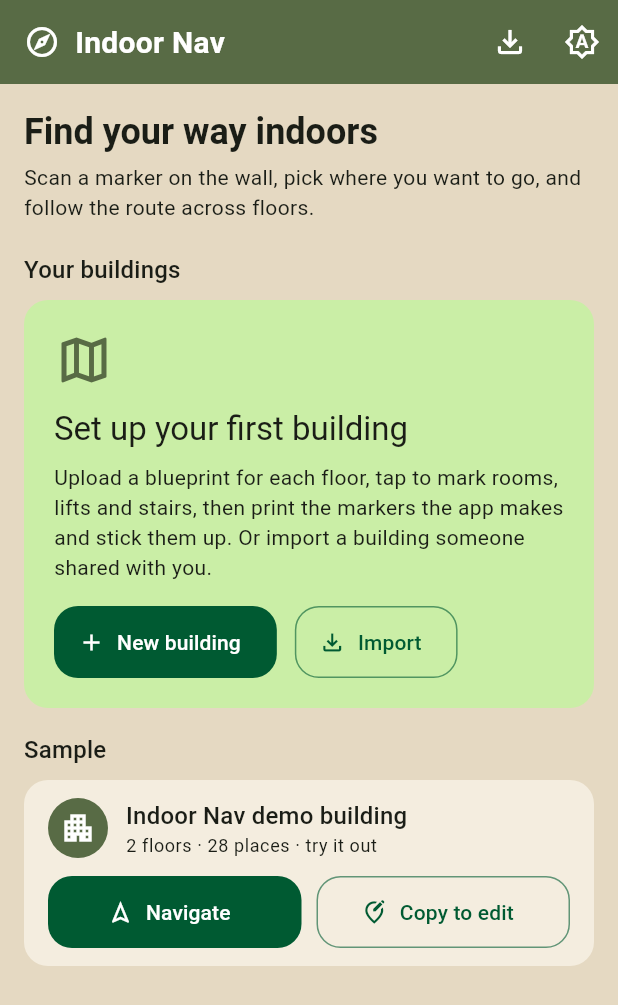
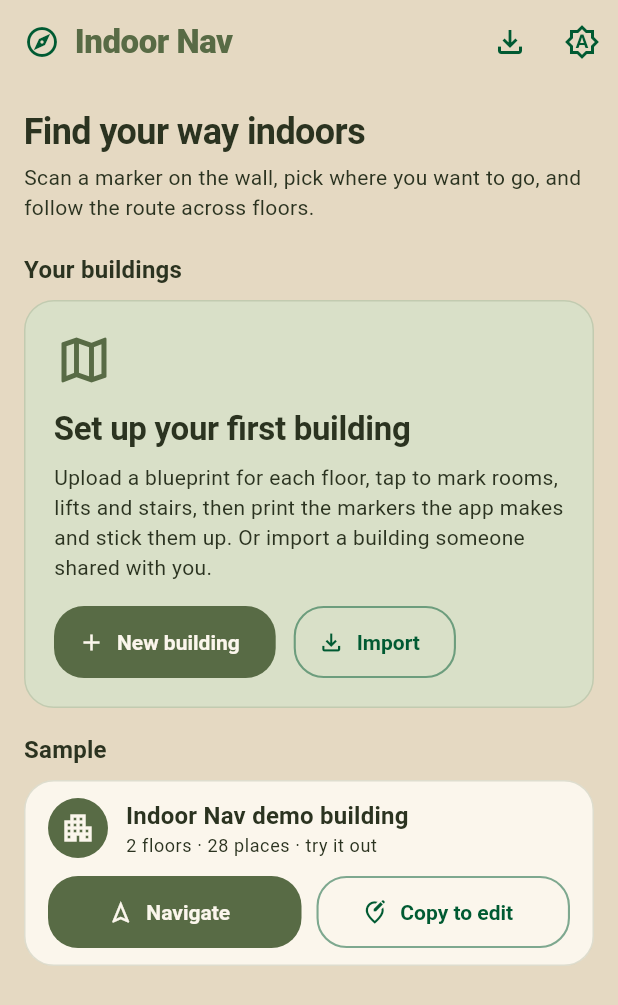
Before and after one commit to sairamvs7-ops/indoor-nav, a Flutter app: the screen it shows after launch, on a phone screen of 412 x 824 dp. Shown: the top 1005 px of the screen. Run offline on Flutter 3.47's test engine with Material 3 defaults, Android fonts, the phone set to English and light mode, and no system bars; our stand-ins replace camera, file_picker, firebase_auth, firebase_core, firebase_database, flutter_animate and 5 more; missing offline and left inert: opencv_dart; accounts and stored records are empty.

Commit message:
style: earthy light theme instead of a solid green header; DXF tests
Light mode looked like WhatsApp (solid green bar, white text). Now the
app bar is soft sand with an olive title, cards are cream with a fine
olive outline and rounder corners, buttons, chips and the floating
button are olive with cream text, and selections use a sage tint.
Dark mode is unchanged.

Also add DXF import tests and fix two floor-change tests (an eased
midpoint is not exactly 0.5; a pushed route's first frame is offstage).

Co-Authored-By: Claude Opus 5.5 <noreply@anthropic.com>

```diff
--- a/Project Code/indoor_nav_mobile/lib/ui/app_theme.dart
+++ b/Project Code/indoor_nav_mobile/lib/ui/app_theme.dart
@@ -121,47 +121,90 @@ class MapColors extends ThemeExtension<MapColors> {
 ThemeData buildTheme(Brightness brightness) {
   final p = Brand.of(brightness);
   final light = brightness == Brightness.light;
+  // Light mode is earthy paper, not a green header: sand everywhere, olive
+  // and deep green only as accents, cream cards with a fine olive outline.
+  const cream = Color(0xFFFBF6EC);
+  const sage = Color(0xFFD9E0C8); // light olive tint for selections
+  const ink = Color(0xFF2B3320); // dark olive for text on sand
   final scheme = ColorScheme.fromSeed(
     seedColor: p.primary,
     brightness: brightness,
     primary: p.primary,
-    onPrimary: p.onPrimary,
+    onPrimary: light ? cream : p.onPrimary,
     secondary: p.secondary,
-    onSecondary: p.onSecondary,
+    onSecondary: light ? cream : p.onSecondary,
+    primaryContainer: light ? sage : null,
+    onPrimaryContainer: light ? ink : null,
+    secondaryContainer: light ? const Color(0xFFCFE3D3) : null,
+    onSecondaryContainer: light ? const Color(0xFF00321C) : null,
     surface: p.background,
-    surfaceContainerLowest: p.card,
-    surfaceContainerLow: p.card,
+    onSurface: light ? ink : null,
+    surfaceContainerLowest: light ? cream : p.card,
+    surfaceContainerLow: light ? cream : p.card,
     surfaceContainer: p.card,
+    outline: light ? p.primary.withValues(alpha: 0.35) : null,
+    outlineVariant: light ? p.primary.withValues(alpha: 0.18) : null,
   );
-  final rounded = RoundedRectangleBorder(borderRadius: BorderRadius.circular(16));
-  final appBarBackground = light ? p.primary : const Color(0xFF1A1A1A);
-  final appBarForeground = light ? p.onPrimary : p.primary;
+  final radius = BorderRadius.circular(light ? 20 : 16);
+  final rounded = RoundedRectangleBorder(borderRadius: radius);
+  final cardShape = light
+      ? RoundedRectangleBorder(borderRadius: radius, side: BorderSide(color: p.primary.withValues(alpha: 0.18)))
+      : rounded;
+  final appBarBackground = light ? p.background : const Color(0xFF1A1A1A);
+  final appBarForeground = light ? p.secondary : p.primary;
+  final buttonBackground = p.primary;
+  final buttonForeground = light ? cream : p.onPrimary;
+  final base = ThemeData(brightness: brightness, colorScheme: scheme);
   return ThemeData(
     colorScheme: scheme,
     brightness: brightness,
     scaffoldBackgroundColor: p.background,
     canvasColor: p.background,
+    textTheme: base.textTheme.copyWith(
+      headlineSmall: base.textTheme.headlineSmall?.copyWith(fontWeight: FontWeight.w800, letterSpacing: -0.4),
+      titleLarge: base.textTheme.titleLarge?.copyWith(fontWeight: FontWeight.w700, letterSpacing: -0.2),
+      titleMedium: base.textTheme.titleMedium?.copyWith(fontWeight: FontWeight.w700),
+    ),
     appBarTheme: AppBarTheme(
       backgroundColor: appBarBackground,
       foregroundColor: appBarForeground,
       surfaceTintColor: Colors.transparent,
+      // A sand bar that only shades slightly once content scrolls under it.
+      scrolledUnderElevation: light ? 1 : 0,
+      shadowColor: light ? p.primary.withValues(alpha: 0.25) : null,
       centerTitle: false,
-      titleTextStyle: TextStyle(fontSize: 20, fontWeight: FontWeight.w700, letterSpacing: 0.2, color: appBarForeground),
+      iconTheme: IconThemeData(color: appBarForeground),
+      titleTextStyle: TextStyle(
+        fontSize: 22,
+        fontWeight: FontWeight.w800,
+        letterSpacing: -0.3,
+        color: light ? p.primary : appBarForeground,
+      ),
     ),
-    cardTheme: CardThemeData(elevation: 0, shape: rounded, color: p.card, margin: EdgeInsets.zero),
-    bottomSheetTheme: BottomSheetThemeData(backgroundColor: p.card, surfaceTintColor: Colors.transparent),
-    dialogTheme: DialogThemeData(backgroundColor: p.card, surfaceTintColor: Colors.transparent),
+    cardTheme: CardThemeData(
+      elevation: 0,
+      shape: cardShape,
+      color: light ? cream : p.card,
+      margin: EdgeInsets.zero,
+    ),
+    bottomSheetTheme: BottomSheetThemeData(
+      backgroundColor: light ? cream : p.card,
+      surfaceTintColor: Colors.transparent,
+    ),
+    dialogTheme: DialogThemeData(backgroundColor: light ? cream : p.card, surfaceTintColor: Colors.transparent),
     floatingActionButtonTheme: FloatingActionButtonThemeData(
-      backgroundColor: light ? p.secondary : p.primary,
-      foregroundColor: light ? p.onSecondary : p.onPrimary,
+      backgroundColor: buttonBackground,
+      foregroundColor: buttonForeground,
       shape: rounded,
+      elevation: light ? 2 : 6,
     ),
     filledButtonTheme: FilledButtonThemeData(
       style: FilledButton.styleFrom(
         minimumSize: const Size(64, 48),
         shape: rounded,
-        backgroundColor: light ? p.secondary : p.primary,
-        foregroundColor: light ? p.onSecondary : p.onPrimary,
+        backgroundColor: buttonBackground,
+        foregroundColor: buttonForeground,
+        textStyle: const TextStyle(fontWeight: FontWeight.w700),
       ),
     ),
     outlinedButtonTheme: OutlinedButtonThemeData(
@@ -169,12 +212,41 @@ ThemeData buildTheme(Brightness brightness) {
         minimumSize: const Size(64, 48),
         shape: rounded,
         foregroundColor: light ? p.secondary : p.primary,
-        side: BorderSide(color: (light ? p.secondary : p.primary).withValues(alpha: 0.6)),
+        side: BorderSide(color: (light ? p.secondary : p.primary).withValues(alpha: 0.5), width: 1.4),
+        textStyle: const TextStyle(fontWeight: FontWeight.w600),
       ),
     ),
-    chipTheme: ChipThemeData(shape: RoundedRectangleBorder(borderRadius: BorderRadius.circular(12))),
-    inputDecorationTheme: InputDecorationTheme(border: OutlineInputBorder(borderRadius: BorderRadius.circular(12))),
-    snackBarTheme: const SnackBarThemeData(behavior: SnackBarBehavior.floating),
+    chipTheme: ChipThemeData(
+      shape: RoundedRectangleBorder(borderRadius: BorderRadius.circular(12)),
+      backgroundColor: light ? cream : null,
+      selectedColor: light ? p.primary : null,
+      secondarySelectedColor: light ? p.primary : null,
+      labelStyle: TextStyle(color: light ? ink : null, fontWeight: FontWeight.w600),
+      secondaryLabelStyle: TextStyle(color: light ? cream : null, fontWeight: FontWeight.w600),
+      side: light ? BorderSide(color: p.primary.withValues(alpha: 0.3)) : null,
+    ),
+    segmentedButtonTheme: light
+        ? SegmentedButtonThemeData(
+            style: SegmentedButton.styleFrom(
+              backgroundColor: cream,
+              foregroundColor: ink,
+              selectedBackgroundColor: p.primary,
+              selectedForegroundColor: cream,
+              side: BorderSide(color: p.primary.withValues(alpha: 0.35)),
+            ),
+          )
+        : null,
+    inputDecorationTheme: InputDecorationTheme(
+      filled: light,
+      fillColor: light ? cream : null,
+      border: OutlineInputBorder(borderRadius: BorderRadius.circular(14)),
+    ),
+    progressIndicatorTheme: ProgressIndicatorThemeData(color: light ? p.secondary : p.primary),
+    snackBarTheme: SnackBarThemeData(
+      behavior: SnackBarBehavior.floating,
+      backgroundColor: light ? ink : null,
+      contentTextStyle: light ? const TextStyle(color: cream) : null,
+    ),
     extensions: [MapColors.of(p)],
   );
 }
```
Also changed, not shown: 2 other files.
